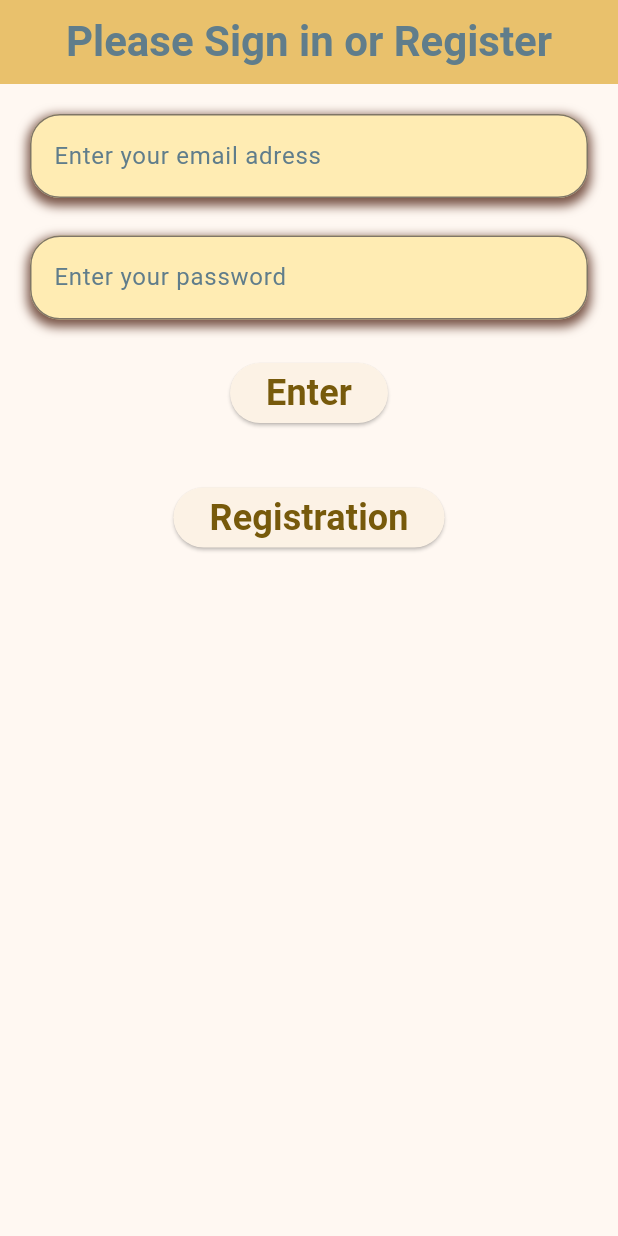
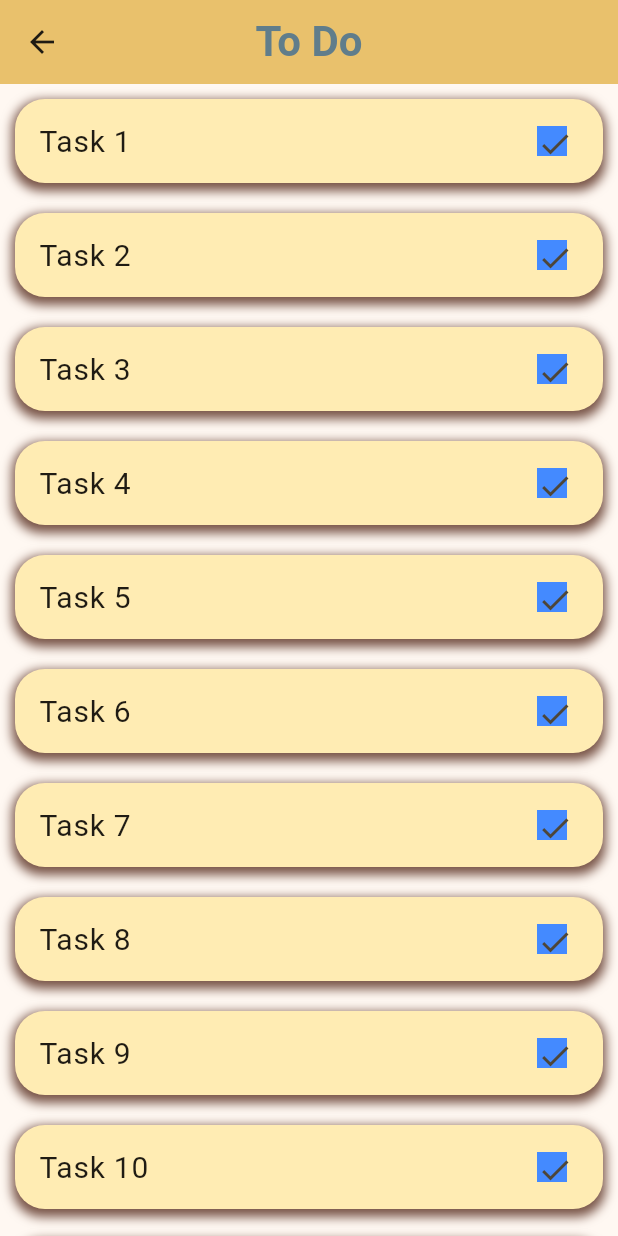
Before and after one commit to MikhailGlukhov/my_repo, a Flutter app: the screen it shows after launch, after a tap on "Enter", on a phone screen of 412 x 824 dp. Run offline on Flutter 3.47's test engine with Material 3 defaults, Android fonts, the phone set to English and light mode, and no system bars; our stand-ins replace dio, flutter_secure_storage, flutter_slidable, hive, hive_flutter; accounts and stored records are empty.

Commit message:
Create a List of task.  deleting task by swipe

```diff
--- a/to_do_app/lib/login_screen.dart
+++ b/to_do_app/lib/login_screen.dart
@@ -1,5 +1,6 @@
 import 'package:flutter/material.dart';
 import 'package:to_do_app/registration_screen.dart';
+import 'package:to_do_app/task_list_widget.dart';
 
 const hintTextStyle =
     TextStyle(fontWeight: FontWeight.w400, color: Colors.blueGrey);
@@ -9,7 +10,7 @@ final containerDecoration = BoxDecoration(boxShadow: const [
       color: Colors.brown, blurRadius: 5, spreadRadius: 2, offset: Offset(0, 3))
 ], borderRadius: BorderRadius.circular(20), color: Colors.amber.shade100);
 
-const appBarTextStyle =  TextStyle(
+const appBarTextStyle = TextStyle(
     fontSize: 28, fontWeight: FontWeight.bold, color: Colors.blueGrey);
 
 class LoginScreen extends StatefulWidget {
@@ -28,10 +29,7 @@ class _LoginScreenState extends State<LoginScreen> {
     return Scaffold(
       appBar: AppBar(
         centerTitle: true,
-        title: const Text(
-          'Please Sign in or Register',
-          style: appBarTextStyle
-        ),
+        title: const Text('Please Sign in or Register', style: appBarTextStyle),
         backgroundColor: Theme.of(context).colorScheme.inversePrimary,
       ),
       body: Padding(
@@ -69,7 +67,10 @@ class _LoginScreenState extends State<LoginScreen> {
               height: 25,
             ),
             ElevatedButton(
-                onPressed: () {},
+                onPressed: () {
+                  Navigator.of(context).push(MaterialPageRoute(
+                      builder: (context) => const TaskListWidget()));
+                },
                 child: const Text(
                   'Enter',
                   style: TextStyle(fontSize: 24, fontWeight: FontWeight.bold),
@@ -78,7 +79,6 @@ class _LoginScreenState extends State<LoginScreen> {
               height: 35,
             ),
             ElevatedButton(
-                style: ButtonStyle(),
                 onPressed: () {
                   Navigator.of(context).push(MaterialPageRoute(
                       builder: (context) => const RegistrationScreen()));
--- /dev/null
+++ b/to_do_app/lib/task_list_widget.dart
@@ -0,0 +1,65 @@
+import 'package:flutter/material.dart';
+import 'package:flutter/widgets.dart';
+import 'package:to_do_app/login_screen.dart';
+
+class TaskListWidget extends StatefulWidget {
+  const TaskListWidget({super.key});
+
+  @override
+  State<TaskListWidget> createState() => _TaskListWidgetState();
+}
+
+class _TaskListWidgetState extends State<TaskListWidget> {
+  List<String> task = [
+    'Task 1',
+    'Task 2',
+    'Task 3',
+    'Task 4',
+    'Task 5',
+    'Task 6',
+    'Task 7',
+    'Task 8',
+    'Task 9',
+    'Task 10',
+    'Task 11',
+  ];
+  @override
+  Widget build(BuildContext context) {
+    return Scaffold(
+      appBar: AppBar(
+        centerTitle: true,
+        title: const Text('To Do', style: appBarTextStyle),
+        backgroundColor: Theme.of(context).colorScheme.inversePrimary,
+      ),
+      body: ListView.builder(
+          itemCount: task.length,
+          itemBuilder: (context, index) {
+            return Dismissible(
+              key: ValueKey<String>(task[index]),
+              onDismissed: (DismissDirection deirection) {
+                setState(() {
+                  task.removeAt(index);
+                });
+              },
+              child: Padding(
+                padding: const EdgeInsets.all(10.0),
+                child: Container(
+                  decoration: containerDecoration,
+                  child: ListTile(
+                      trailing: Container(
+                        color: Colors.blueAccent,
+                        height: 20,
+                        width: 20,
+                        child: const Icon(Icons.check),
+                      ),
+                      title:  Text(
+                        task[index],
+                        style: TextStyle(fontSize: 20),
+                      )),
+                ),
+              ),
+            );
+          }),
+    );
+  }
+}
```
